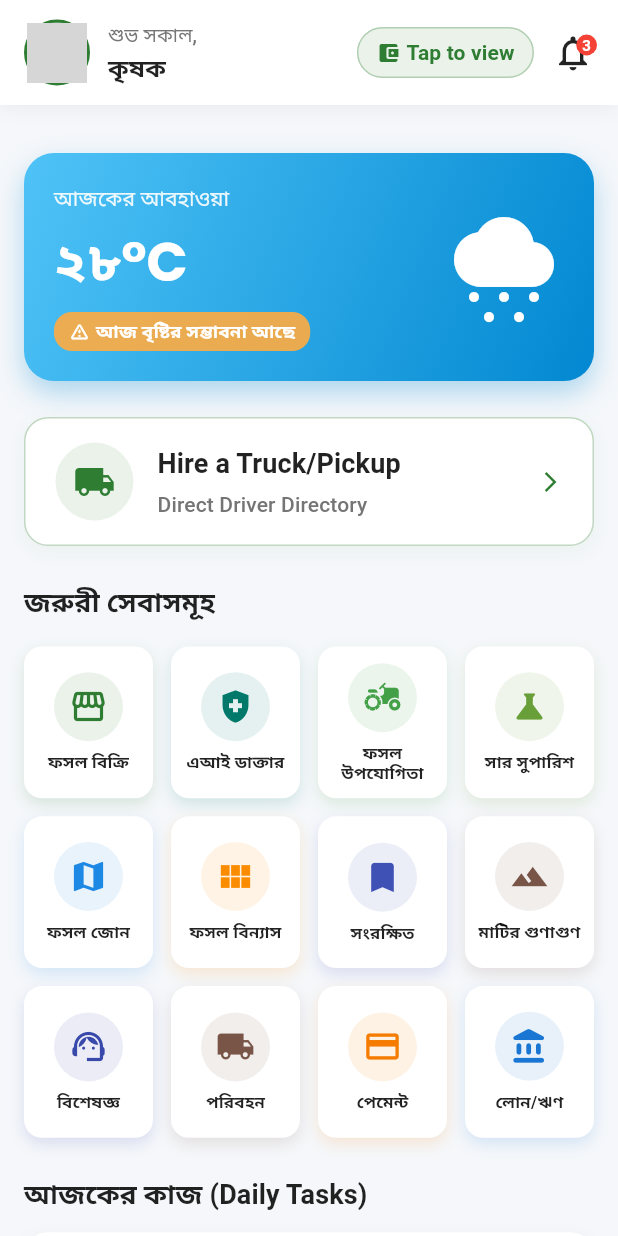
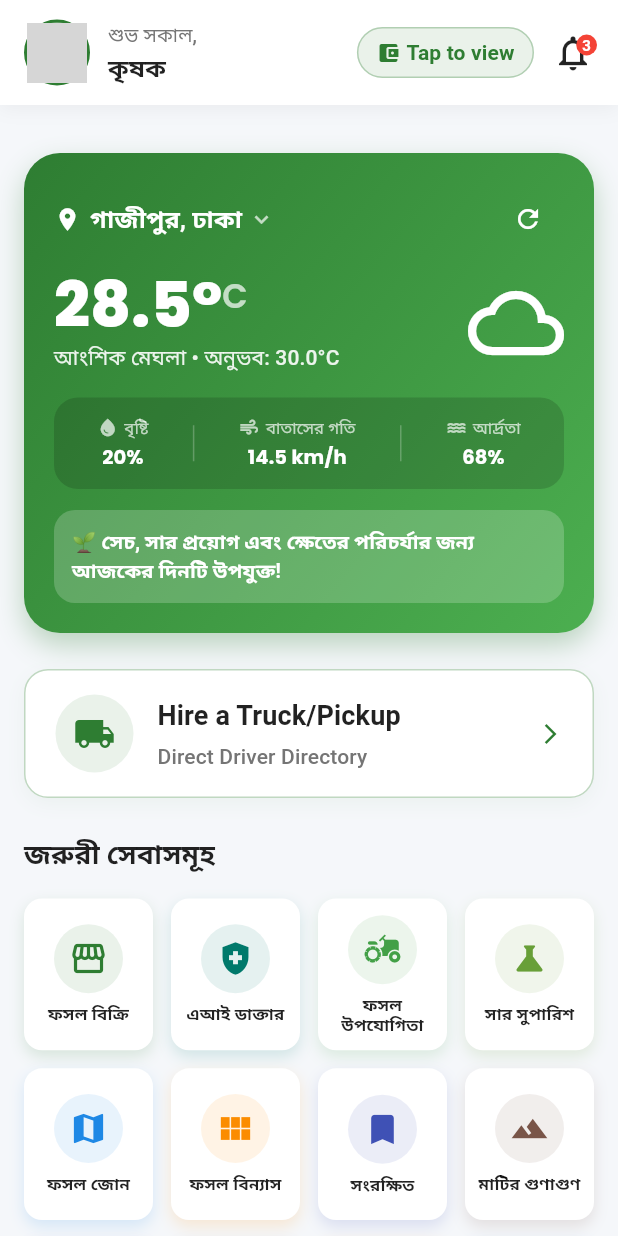
Before and after one commit to Tofaiel-1/AgroLinkBD, a Flutter app: the FarmerDashboard screen opened directly, on a phone screen of 412 x 824 dp. Run offline on Flutter 3.47's test engine with Material 3 defaults, Android fonts, the phone set to English and light mode, and no system bars; our stand-ins replace cached_network_image, camera, cloud_firestore, cloud_functions, connectivity_plus, csv and 23 more; missing offline and left inert: flutter_sslcommerz, mobile_scanner; accounts and stored records are empty; network calls fail; grey boxes are pictures that could not be loaded.

Commit message:
add real time location based weather service and widget to farmer dashboard

```diff
--- /dev/null
+++ b/lib/core/models/weather_model.dart
@@ -0,0 +1,128 @@
+class WeatherModel {
+  final double temperature;
+  final double feelsLike;
+  final String condition;
+  final int weatherCode;
+  final double rainMm;
+  final int rainProbability;
+  final int humidity;
+  final double windSpeedKmH;
+  final String locationName;
+  final bool isDay;
+  final String agriAdvice;
+
+  WeatherModel({
+    required this.temperature,
+    required this.feelsLike,
+    required this.condition,
+    required this.weatherCode,
+    required this.rainMm,
+    required this.rainProbability,
+    required this.humidity,
+    required this.windSpeedKmH,
+    required this.locationName,
+    required this.isDay,
+    required this.agriAdvice,
+  });
+
+  factory WeatherModel.fromJson(Map<String, dynamic> json, String locationName) {
+    final current = json['current'] ?? {};
+    final hourly = json['hourly'] ?? {};
+
+    double temp = (current['temperature_2m'] as num?)?.toDouble() ?? 28.0;
+    double apparentTemp = (current['apparent_temperature'] as num?)?.toDouble() ?? temp;
+    int code = (current['weather_code'] as num?)?.toInt() ?? 0;
+    double rain = (current['rain'] as num?)?.toDouble() ?? (current['precipitation'] as num?)?.toDouble() ?? 0.0;
+    int humid = (current['relative_humidity_2m'] as num?)?.toInt() ?? 70;
+    double wind = (current['wind_speed_10m'] as num?)?.toDouble() ?? 12.0;
+    bool day = (current['is_day'] as num?)?.toInt() == 1;
+
+    // Rain probability from hourly data if available
+    int rainProb = 0;
+    if (hourly['precipitation_probability'] != null && (hourly['precipitation_probability'] as List).isNotEmpty) {
+      rainProb = ((hourly['precipitation_probability'] as List).first as num).toInt();
+    }
+
+    String cond = _getConditionText(code);
+    String advice = _getAgriAdvice(code, rain, wind, temp);
+
+    return WeatherModel(
+      temperature: temp,
+      feelsLike: apparentTemp,
+      condition: cond,
+      weatherCode: code,
+      rainMm: rain,
+      rainProbability: rainProb,
+      humidity: humid,
+      windSpeedKmH: wind,
+      locationName: locationName,
+      isDay: day,
+      agriAdvice: advice,
+    );
+  }
+
+  static String _getConditionText(int code) {
+    switch (code) {
+      case 0:
+        return 'পরিষ্কার আকাশ';
+      case 1:
+      case 2:
+        return 'আংশিক মেঘলা';
+      case 3:
+        return 'মেঘলা আকাশ';
+      case 45:
+      case 48:
+        return 'ঘন কুয়াশা';
+      case 51:
+      case 53:
+      case 55:
+        return 'গুঁড়ি গুঁড়ি বৃষ্টি';
+      case 61:
+      case 63:
+      case 65:
+        return 'বৃষ্টিপাত';
+      case 80:
+      case 81:
+      case 82:
+        return 'মুষলধারে বৃষ্টি';
+      case 95:
+      case 96:
+      case 99:
+        return 'বজ্রবৃষ্টি';
+      default:
+        return 'স্বাভাবিক আবহাওয়া';
+    }
+  }
+
+  static String _getAgriAdvice(int code, double rain, double wind, double temp) {
+    if (code >= 95) {
+      return '⚠️ বজ্রঝড়ের পূর্বাভাস! মাঠের কাজ স্থগিত রাখুন এবং নিরাপদ আশ্রয়ে থাকুন।';
+    } else if (rain > 5.0 || code >= 61) {
+      return '🌧️ বৃষ্টি হচ্ছে! আজ ফসলে সার প্রয়োগ বা সেচ দেওয়া থেকে বিরত থাকুন।';
+    } else if (wind > 25.0) {
+      return '💨 বাতাসে উচ্চ গতিবেগ! কীটনাশক ও স্প্রে ছিটানো বন্ধ রাখুন।';
+    } else if (temp > 35.0) {
+      return '☀️ তীব্র গরম! বিকেলে পর্যাপ্ত সেচ দিন এবং ফসলের আর্দ্রতা ধরে রাখুন।';
+    } else if (temp < 15.0) {
+      return '❄️ শীতের আমেজ! ধানের চারা ও শাকসবজির রোগবালাই নিয়ন্ত্রণে রাখুন।';
+    } else {
+      return '🌱 সেচ, সার প্রয়োগ এবং ক্ষেতের পরিচর্যার জন্য আজকের দিনটি উপযুক্ত!';
+    }
+  }
+
+  factory WeatherModel.defaultFallback(String location) {
+    return WeatherModel(
+      temperature: 28.5,
+      feelsLike: 30.0,
+      condition: 'আংশিক মেঘলা',
+      weatherCode: 2,
+      rainMm: 0.0,
+      rainProbability: 20,
+      humidity: 68,
+      windSpeedKmH: 14.5,
+      locationName: location.isNotEmpty ? location : 'গাজীপুর, ঢাকা',
+      isDay: true,
+      agriAdvice: '🌱 সেচ, সার প্রয়োগ এবং ক্ষেতের পরিচর্যার জন্য আজকের দিনটি উপযুক্ত!',
+    );
+  }
+}
--- /dev/null
+++ b/lib/core/services/weather_service.dart
@@ -0,0 +1,103 @@
+import 'dart:convert';
+import 'package:flutter/foundation.dart';
+import 'package:http/http.dart' as http;
+import 'package:geolocator/geolocator.dart';
+import 'package:agrolinkbd/core/models/weather_model.dart';
+import 'package:agrolinkbd/core/services/location_service.dart';
+
+class WeatherService {
+  static final WeatherService _instance = WeatherService._internal();
+  factory WeatherService() => _instance;
+  WeatherService._internal();
+
+  /// Latitude & Longitude map for major Bangladesh Districts
+  static const Map<String, Map<String, double>> _districtCoordinates = {
+    'Dhaka': {'lat': 23.8103, 'lng': 90.4125, 'name': 'ঢাকা'},
+    'Gazipur': {'lat': 23.9999, 'lng': 90.4203, 'name': 'গাজীপুর'},
+    'Rajshahi': {'lat': 24.3745, 'lng': 88.6042, 'name': 'রাজশাহী'},
+    'Chittagong': {'lat': 22.3569, 'lng': 91.7832, 'name': 'চট্টগ্রাম'},
+    'Chattogram': {'lat': 22.3569, 'lng': 91.7832, 'name': 'চট্টগ্রাম'},
+    'Sylhet': {'lat': 24.8949, 'lng': 91.8687, 'name': 'সিলেট'},
+    'Khulna': {'lat': 22.8456, 'lng': 89.5403, 'name': 'খুলনা'},
+    'Barisal': {'lat': 22.7010, 'lng': 90.3535, 'name': 'বরিশাল'},
+    'Rangpur': {'lat': 25.7439, 'lng': 89.2752, 'name': 'রংপুর'},
+    'Mymensingh': {'lat': 24.7471, 'lng': 90.4203, 'name': 'ময়মনসিংহ'},
+    'Comilla': {'lat': 23.4607, 'lng': 91.1809, 'name': 'কুমিল্লা'},
+    'Cumilla': {'lat': 23.4607, 'lng': 91.1809, 'name': 'কুমিল্লা'},
+    'Bogra': {'lat': 24.8481, 'lng': 89.3730, 'name': 'বগুড়া'},
+    'Jessore': {'lat': 23.1664, 'lng': 89.2081, 'name': 'যশোর'},
+    'Dinajpur': {'lat': 25.6217, 'lng': 88.6354, 'name': 'দিনাজপুর'},
+    'Pabna': {'lat': 24.0064, 'lng': 89.2494, 'name': 'পাবনা'},
+    'Faridpur': {'lat': 23.6070, 'lng': 89.8406, 'name': 'ফরিদপুর'},
+    'Noakhali': {'lat': 22.8696, 'lng': 91.0993, 'name': 'নোয়াখালী'},
+    'Tangail': {'lat': 24.2513, 'lng': 89.9167, 'name': 'টাঙ্গাইল'},
+    'Cox\'s Bazar': {'lat': 21.4272, 'lng': 92.0058, 'name': 'কক্সবাজার'},
+  };
+
+  /// Fetch live weather by GPS or District
+  Future<WeatherModel> fetchCurrentWeather({
+    String? userDistrict,
+    String? userUpazila,
+    double? userLat,
+    double? userLng,
+  }) async {
+    double lat = 23.9999;
+    double lng = 90.4203;
+    String locationDisplayName = 'গাজীপুর, ঢাকা';
+
+    // 1. Try GPS location if provided or via LocationService
+    try {
+      if (userLat != null && userLng != null) {
+        lat = userLat;
+        lng = userLng;
+        locationDisplayName = userDistrict ?? 'আপনার বর্তমান অবস্থান';
+      } else {
+        Position? position = await LocationService().getCurrentPosition();
+        if (position != null) {
+          lat = position.latitude;
+          lng = position.longitude;
+          locationDisplayName = userDistrict != null && userDistrict.isNotEmpty
+              ? '${userUpazila != null ? "$userUpazila, " : ""}$userDistrict'
+              : 'আপনার অবস্থান (GPS)';
+        } else if (userDistrict != null && userDistrict.isNotEmpty) {
+          // Resolve district coordinates
+          final mapped = _resolveDistrict(userDistrict);
+          lat = mapped['lat'] as double;
+          lng = mapped['lng'] as double;
+          locationDisplayName = '${userUpazila != null && userUpazila.isNotEmpty ? "$userUpazila, " : ""}${mapped['name']}';
+        }
+      }
+    } catch (e) {
+      debugPrint('📍 Weather location resolution warning: $e');
+    }
+
+    // 2. Fetch from Open-Meteo REST API
+    try {
+      final url = Uri.parse(
+        'https://api.open-meteo.com/v1/forecast?latitude=$lat&longitude=$lng&current=temperature_2m,relative_humidity_2m,apparent_temperature,is_day,precipitation,rain,weather_code,wind_speed_10m&hourly=precipitation_probability&timezone=auto',
+      );
+
+      final response = await http.get(url).timeout(const Duration(seconds: 8));
+
+      if (response.statusCode == 200) {
+        final data = json.decode(response.body);
+        return WeatherModel.fromJson(data, locationDisplayName);
+      } else {
+        debugPrint('❌ Open-Meteo API returned status: ${response.statusCode}');
+      }
+    } catch (e) {
+      debugPrint('⚠️ Weather fetch network error: $e');
+    }
+
+    // 3. Fallback
+    return WeatherModel.defaultFallback(locationDisplayName);
+  }
+
+  Map<String, dynamic> _resolveDistrict(String district) {
+    final key = _districtCoordinates.keys.firstWhere(
+      (k) => k.toLowerCase() == district.trim().toLowerCase(),
+      orElse: () => 'Gazipur',
+    );
+    return _districtCoordinates[key]!;
+  }
+}
--- a/lib/presentation/screens/farmer/farmer_dashboard.dart
+++ b/lib/presentation/screens/farmer/farmer_dashboard.dart
@@ -19,6 +19,7 @@ import 'package:agrolinkbd/presentation/widgets/global_announcement_banner.dart'
 import 'package:agrolinkbd/presentation/widgets/report_generation_card.dart';
 import 'package:agrolinkbd/presentation/screens/agri_info/agri_info_hub_screen.dart';
 import 'package:agrolinkbd/presentation/screens/agri_info/saved_agri_data_screen.dart';
+import 'package:agrolinkbd/presentation/widgets/weather_card_widget.dart';
 
 class FarmerDashboard extends StatefulWidget {
   const FarmerDashboard({super.key});
@@ -265,8 +266,8 @@ class _FarmerDashboardState extends State<FarmerDashboard> with SingleTickerProv
                     const GlobalAnnouncementBanner(),
                     const SizedBox(height: 16),
 
-                    // 1. Weather Alert Card
-                    _buildWeatherAlertCard(),
+                    // 1. Live Real-time Location Weather Card
+                    const WeatherCardWidget(),
                     const SizedBox(height: 24),
 
                     // Transport Booking Banner
--- /dev/null
+++ b/lib/presentation/widgets/weather_card_widget.dart
@@ -0,0 +1,431 @@
+import 'package:flutter/material.dart';
+import 'package:google_fonts/google_fonts.dart';
+import 'package:provider/provider.dart';
+import 'package:agrolinkbd/core/models/weather_model.dart';
+import 'package:agrolinkbd/core/services/weather_service.dart';
+import 'package:agrolinkbd/core/providers/user_provider.dart';
+import 'package:agrolinkbd/core/constants/bd_location_data.dart';
+
+class WeatherCardWidget extends StatefulWidget {
+  final String? customDistrict;
+  final String? customUpazila;
+  final bool isFisheriesTheme;
+
+  const WeatherCardWidget({
+    super.key,
+    this.customDistrict,
+    this.customUpazila,
+    this.isFisheriesTheme = false,
+  });
+
+  @override
+  State<WeatherCardWidget> createState() => _WeatherCardWidgetState();
+}
+
+class _WeatherCardWidgetState extends State<WeatherCardWidget> {
+  WeatherModel? _weather;
+  bool _isLoading = true;
+  String? _selectedDistrict;
+  String? _selectedUpazila;
+
+  @override
+  void initState() {
+    super.initState();
+    _loadWeather();
+  }
+
+  Future<void> _loadWeather() async {
+    if (!mounted) return;
+    setState(() => _isLoading = true);
+
+    final userProvider = Provider.of<UserProvider>(context, listen: false);
+    final user = userProvider.currentUser;
+
+    String? dist = _selectedDistrict ?? widget.customDistrict ?? user?.district;
+    String? upa = _selectedUpazila ?? widget.customUpazila ?? user?.upazila;
+
+    try {
+      final weather = await WeatherService().fetchCurrentWeather(
+        userDistrict: dist,
+        userUpazila: upa,
+        userLat: user?.latitude,
+        userLng: user?.longitude,
+      );
+
+      if (mounted) {
+        setState(() {
+          _weather = weather;
+          _isLoading = false;
+        });
+      }
+    } catch (e) {
+      if (mounted) {
+        setState(() {
+          _weather = WeatherModel.defaultFallback(dist ?? 'গাজীপুর');
+          _isLoading = false;
+        });
+      }
+    }
+  }
+
+  void _showLocationPicker() {
+    String? tempDiv;
+    String? tempDist = _selectedDistrict;
+    String? tempUpa = _selectedUpazila;
+
+    showModalBottomSheet(
+      context: context,
+      isScrollControlled: true,
+      backgroundColor: Theme.of(context).cardColor,
+      shape: const RoundedRectangleBorder(
+        borderRadius: BorderRadius.vertical(top: Radius.circular(24)),
+      ),
+      builder: (context) {
+        return StatefulBuilder(
+          builder: (context, setModalState) {
+            final divisions = BDLocationData.divisions;
+            final districts = tempDiv != null ? (BDLocationData.districtsByDivision[tempDiv] ?? []) : [];
+            final upazilas = tempDist != null ? (BDLocationData.upazilasByDistrict[tempDist] ?? []) : [];
+
+            return Padding(
+              padding: EdgeInsets.only(
+                left: 20,
+                right: 20,
+                top: 20,
+                bottom: MediaQuery.of(context).viewInsets.bottom + 24,
+              ),
+              child: Column(
+                mainAxisSize: MainAxisSize.min,
+                crossAxisAlignment: CrossAxisAlignment.start,
+                children: [
+                  Row(
+                    mainAxisAlignment: MainAxisAlignment.spaceBetween,
+                    children: [
+                      Text(
+                        'অবস্থান নির্বাচন করুন',
+                        style: GoogleFonts.hindSiliguri(
+                          fontSize: 18,
+                          fontWeight: FontWeight.bold,
+                        ),
+                      ),
+                      IconButton(
+                        icon: const Icon(Icons.close),
+                        onPressed: () => Navigator.pop(context),
+                      ),
+                    ],
+                  ),
+                  const SizedBox(height: 12),
+
+                  // Division Dropdown
+                  DropdownButtonFormField<String>(
+                    initialValue: tempDiv,
+                    hint: const Text('বিভাগ নির্বাচন করুন'),
+                    items: divisions.map((div) => DropdownMenuItem<String>(value: div, child: Text(div))).toList(),
+                    onChanged: (val) {
+                      setModalState(() {
+                        tempDiv = val;
+                        tempDist = null;
+                        tempUpa = null;
+                      });
+                    },
+                    decoration: InputDecoration(
+                      labelText: 'বিভাগ',
+                      border: OutlineInputBorder(borderRadius: BorderRadius.circular(12)),
+                    ),
+                  ),
+                  const SizedBox(height: 12),
+
+                  // District Dropdown
+                  DropdownButtonFormField<String>(
+                    initialValue: tempDist,
+                    hint: const Text('জেলা নির্বাচন করুন'),
+                    items: districts.map((dist) => DropdownMenuItem<String>(value: dist, child: Text(dist))).toList(),
+                    onChanged: (val) {
+                      setModalState(() {
+                        tempDist = val;
+                        tempUpa = null;
+                      });
+                    },
+                    decoration: InputDecoration(
+                      labelText: 'জেলা',
+                      border: OutlineInputBorder(borderRadius: BorderRadius.circular(12)),
+                    ),
+                  ),
+                  const SizedBox(height: 12),
+
+                  // Upazila Dropdown
+                  if (upazilas.isNotEmpty)
+                    DropdownButtonFormField<String>(
+                      initialValue: tempUpa,
+                      hint: const Text('উপজেলা নির্বাচন করুন'),
+                      items: upazilas.map((upa) => DropdownMenuItem<String>(value: upa, child: Text(upa))).toList(),
+                      onChanged: (val) => setModalState(() => tempUpa = val),
+                      decoration: InputDecoration(
+                        labelText: 'উপজেলা',
+                        border: OutlineInputBorder(borderRadius: BorderRadius.circular(12)),
+                      ),
+                    ),
+                  const SizedBox(height: 20),
+
+                  SizedBox(
+                    width: double.infinity,
+                    child: ElevatedButton(
+                      onPressed: () {
+                        Navigator.pop(context);
+                        setState(() {
+                          _selectedDistrict = tempDist;
+                          _selectedUpazila = tempUpa;
+                        });
+                        _loadWeather();
+                      },
+                      style: ElevatedButton.styleFrom(
+                        padding: const EdgeInsets.symmetric(vertical: 14),
+                        shape: RoundedRectangleBorder(borderRadius: BorderRadius.circular(12)),
+                      ),
+                      child: Text(
+                        'আবহাওয়া আপডেট করুন',
+                        style: GoogleFonts.hindSiliguri(fontSize: 16, fontWeight: FontWeight.bold),
+                      ),
+                    ),
+                  ),
+                ],
+              ),
+            );
+          },
+        );
+      },
+    );
+  }
+
+  IconData _getWeatherIcon(int code) {
+    if (code >= 95) return Icons.thunderstorm;
+    if (code >= 80) return Icons.grain;
+    if (code >= 61) return Icons.umbrella;
+    if (code >= 51) return Icons.water_drop;
+    if (code >= 45) return Icons.cloud;
+    if (code >= 1) return Icons.cloud_queue;
+    return Icons.wb_sunny;
+  }
+
+  @override
+  Widget build(BuildContext context) {
+    final isDark = Theme.of(context).brightness == Brightness.dark;
+
+    final gradientColors = widget.isFisheriesTheme
+        ? (isDark
+            ? [const Color(0xFF01579B), const Color(0xFF006064)]
+            : [const Color(0xFF0288D1), const Color(0xFF00ACC1)])
+        : (isDark
+            ? [const Color(0xFF1B5E20), const Color(0xFF2E7D32)]
+            : [const Color(0xFF2E7D32), const Color(0xFF4CAF50)]);
+
+    if (_isLoading) {
+      return Container(
+        width: double.infinity,
+        height: 180,
+        decoration: BoxDecoration(
+          borderRadius: BorderRadius.circular(24),
+          gradient: LinearGradient(colors: gradientColors),
+        ),
+        child: const Center(
+          child: CircularProgressIndicator(color: Colors.white),
+        ),
+      );
+    }
+
+    final weather = _weather ?? WeatherModel.defaultFallback('গাজীপুর');
+
+    return Container(
+      width: double.infinity,
+      padding: const EdgeInsets.all(20),
+      decoration: BoxDecoration(
+        borderRadius: BorderRadius.circular(24),
+        gradient: LinearGradient(
+          colors: gradientColors,
+          begin: Alignment.topLeft,
+          end: Alignment.bottomRight,
+        ),
+        boxShadow: [
+          BoxShadow(
+            color: gradientColors.first.withValues(alpha: 0.3),
+            blurRadius: 16,
+            offset: const Offset(0, 8),
+          ),
+        ],
+      ),
+      child: Column(
+        crossAxisAlignment: CrossAxisAlignment.start,
+        children: [
+          // Header: Location Name & Picker Trigger
+          Row(
+            mainAxisAlignment: MainAxisAlignment.spaceBetween,
+            children: [
+              GestureDetector(
+                onTap: _showLocationPicker,
+                child: Row(
+                  children: [
+                    const Icon(Icons.location_on, color: Colors.white, size: 18),
+                    const SizedBox(width: 6),
+                    Text(
+                      weather.locationName,
+                      style: GoogleFonts.hindSiliguri(
+                        fontSize: 16,
+                        fontWeight: FontWeight.bold,
+                        color: Colors.white,
+                      ),
+                    ),
+                    const SizedBox(width: 4),
+                    const Icon(Icons.keyboard_arrow_down, color: Colors.white70, size: 18),
+                  ],
+                ),
+              ),
+              Row(
+                children: [
+                  IconButton(
+                    icon: const Icon(Icons.refresh, color: Colors.white, size: 20),
+                    onPressed: _loadWeather,
+                    tooltip: 'আবহাওয়া রিফ্রেশ করুন',
+                  ),
+                ],
+              ),
+            ],
+          ),
+          const SizedBox(height: 12),
+
+          // Temperature & Condition
+          Row(
+            mainAxisAlignment: MainAxisAlignment.spaceBetween,
+            children: [
+              Column(
+                crossAxisAlignment: CrossAxisAlignment.start,
+                children: [
+                  Row(
+                    crossAxisAlignment: CrossAxisAlignment.start,
+                    children: [
+                      Text(
+                        '${weather.temperature.toStringAsFixed(1)}°',
+                        style: GoogleFonts.poppins(
+                          fontSize: 42,
+                          fontWeight: FontWeight.w800,
+                          color: Colors.white,
+                          height: 1.0,
+                        ),
+                      ),
+                      Text(
+                        'C',
+                        style: GoogleFonts.poppins(
+                          fontSize: 22,
+                          fontWeight: FontWeight.w600,
+                          color: Colors.white70,
+                        ),
+                      ),
+                    ],
+                  ),
+                  const SizedBox(height: 4),
+                  Text(
+                    '${weather.condition} • অনুভব: ${weather.feelsLike.toStringAsFixed(1)}°C',
+                    style: GoogleFonts.hindSiliguri(
+                      fontSize: 14,
+                      color: Colors.white.withValues(alpha: 0.9),
+                    ),
+                  ),
+                ],
+              ),
+              Icon(
+                _getWeatherIcon(weather.weatherCode),
+                size: 64,
+                color: Colors.white,
+              ),
+            ],
+          ),
+          const SizedBox(height: 16),
+
+          // Weather Metrics Grid (Rain, Wind, Humidity)
+          Container(
+            padding: const EdgeInsets.symmetric(horizontal: 14, vertical: 12),
+            decoration: BoxDecoration(
+              color: Colors.black.withValues(alpha: 0.15),
+              borderRadius: BorderRadius.circular(16),
+            ),
+            child: Row(
+              mainAxisAlignment: MainAxisAlignment.spaceAround,
+              children: [
+                _buildMetricItem(
+                  icon: Icons.water_drop,
+                  label: 'বৃষ্টি',
+                  value: weather.rainMm > 0 ? '${weather.rainMm.toStringAsFixed(1)} mm' : '${weather.rainProbability}%',
+                ),
+                Container(height: 24, width: 1, color: Colors.white24),
+                _buildMetricItem(
+                  icon: Icons.air,
+                  label: 'বাতাসের গতি',
+                  value: '${weather.windSpeedKmH.toStringAsFixed(1)} km/h',
+                ),
+                Container(height: 24, width: 1, color: Colors.white24),
+                _buildMetricItem(
+                  icon: Icons.water,
+                  label: 'আর্দ্রতা',
+                  value: '${weather.humidity}%',
+                ),
+              ],
+            ),
+          ),
+          const SizedBox(height: 14),
+
+          // Agricultural Advice Alert
+          Container(
+            padding: const EdgeInsets.all(12),
+            decoration: BoxDecoration(
+              color: Colors.white.withValues(alpha: 0.2),
+              borderRadius: BorderRadius.circular(14),
+            ),
+            child: Row(
+              children: [
+                Expanded(
+                  child: Text(
+                    weather.agriAdvice,
+                    style: GoogleFonts.hindSiliguri(
+                      fontSize: 13,
+                      fontWeight: FontWeight.bold,
+                      color: Colors.white,
+                    ),
+                  ),
+                ),
+              ],
+            ),
+          ),
+        ],
+      ),
+    );
+  }
+
+  Widget _buildMetricItem({
+    required IconData icon,
+    required String label,
+    required String value,
+  }) {
+    return Column(
+      children: [
+        Row(
+          children: [
+            Icon(icon, size: 14, color: Colors.white70),
+            const SizedBox(width: 4),
+            Text(
+              label,
+              style: GoogleFonts.hindSiliguri(fontSize: 11, color: Colors.white70),
+            ),
+          ],
+        ),
+        const SizedBox(height: 2),
+        Text(
+          value,
+          style: GoogleFonts.poppins(
+            fontSize: 13,
+            fontWeight: FontWeight.bold,
+            color: Colors.white,
+          ),
+        ),
+      ],
+    );
+  }
+}
```
Also changed, not shown: lib/presentation/screens/fisheries/farmer/fish_farmer_dashboard.dart (+17 -31 lines), 1 other file.
